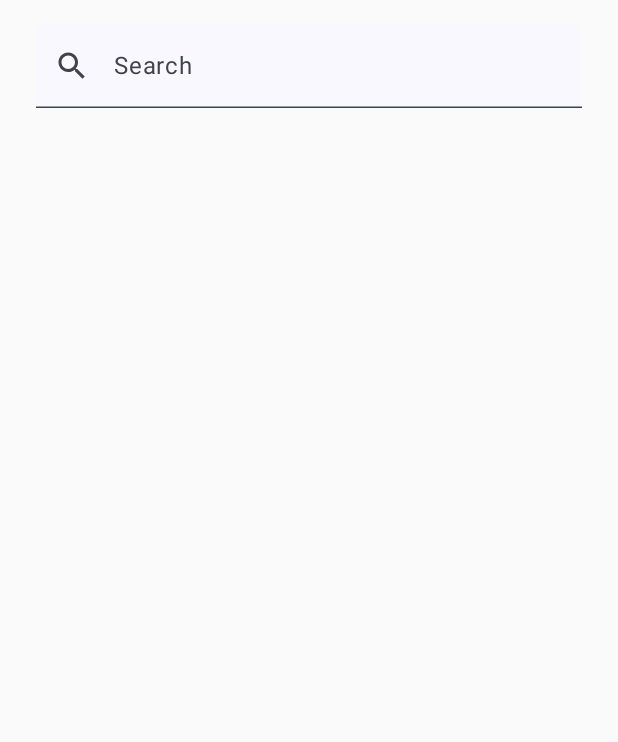
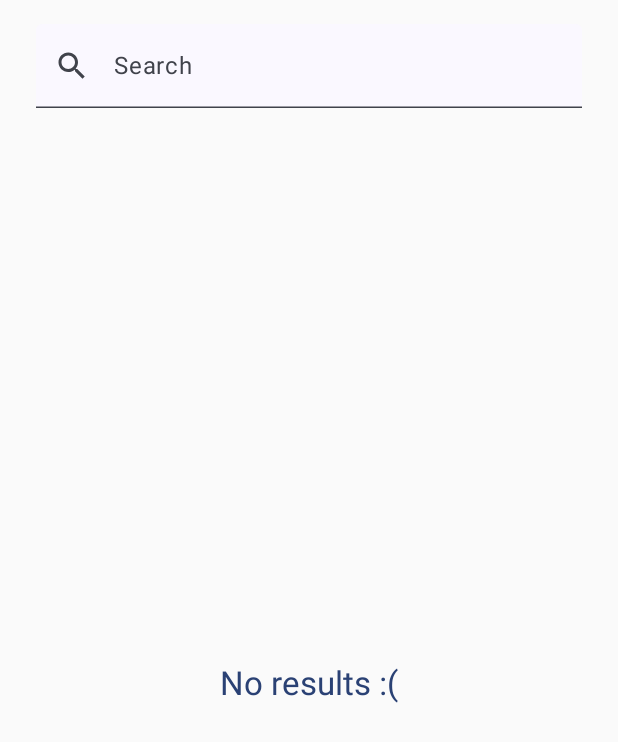
Before and after one commit to markoved/Countries, an Android app built with Jetpack Compose: the screen it shows after launch (MainActivity), on a phone screen of 412 x 824 dp. Shown: the top 742 px of the screen. Run offline under Robolectric (Android 15) with nearby library versions, the phone set to English and light mode, and no system bars; our stand-ins replace Room's generated code, window size class.

Commit message:
Add no results stub

```diff
--- a/app/src/main/java/com/markoved/countries/ui/CountryListScreen.kt
+++ b/app/src/main/java/com/markoved/countries/ui/CountryListScreen.kt
@@ -1,7 +1,9 @@
 package com.markoved.countries.ui
 
+import androidx.compose.foundation.layout.Box
 import androidx.compose.foundation.layout.Column
 import androidx.compose.foundation.layout.Spacer
+import androidx.compose.foundation.layout.fillMaxSize
 import androidx.compose.foundation.layout.fillMaxWidth
 import androidx.compose.foundation.layout.height
 import androidx.compose.foundation.layout.heightIn
@@ -19,6 +21,7 @@ import androidx.compose.material3.TextFieldDefaults
 import androidx.compose.runtime.Composable
 import androidx.compose.runtime.collectAsState
 import androidx.compose.runtime.getValue
+import androidx.compose.ui.Alignment
 import androidx.compose.ui.Modifier
 import androidx.compose.ui.res.stringResource
 import androidx.compose.ui.tooling.preview.Preview
@@ -61,6 +64,19 @@ fun CountryList(
     onItemClick: (String) -> Unit,
     modifier: Modifier = Modifier
 ) {
+    if (data.isEmpty()) {
+        Box(
+            contentAlignment = Alignment.Center,
+            modifier = Modifier.fillMaxSize()
+        ) {
+            Text(
+                text = stringResource(R.string.no_results),
+                color = MaterialTheme.colorScheme.primary,
+                style = MaterialTheme.typography.titleLarge,
+            )
+        }
+        return
+    }
     LazyColumn(
         modifier = modifier
     ) {
--- a/app/src/main/res/values/strings.xml
+++ b/app/src/main/res/values/strings.xml
@@ -3,4 +3,5 @@
     <string name="placeholder_search">Search</string>
     <string name="sweden">Sweden</string>
     <string name="flag_image_content_description">A country\'s flag.</string>
+    <string name="no_results">No results :(</string>
 </resources>
```
